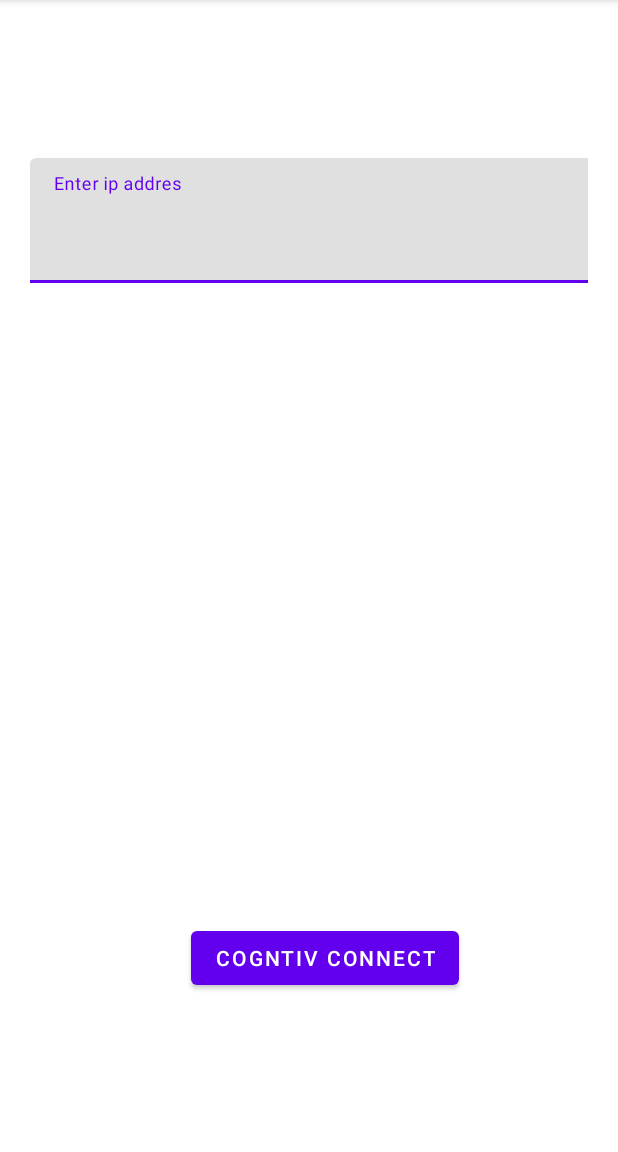
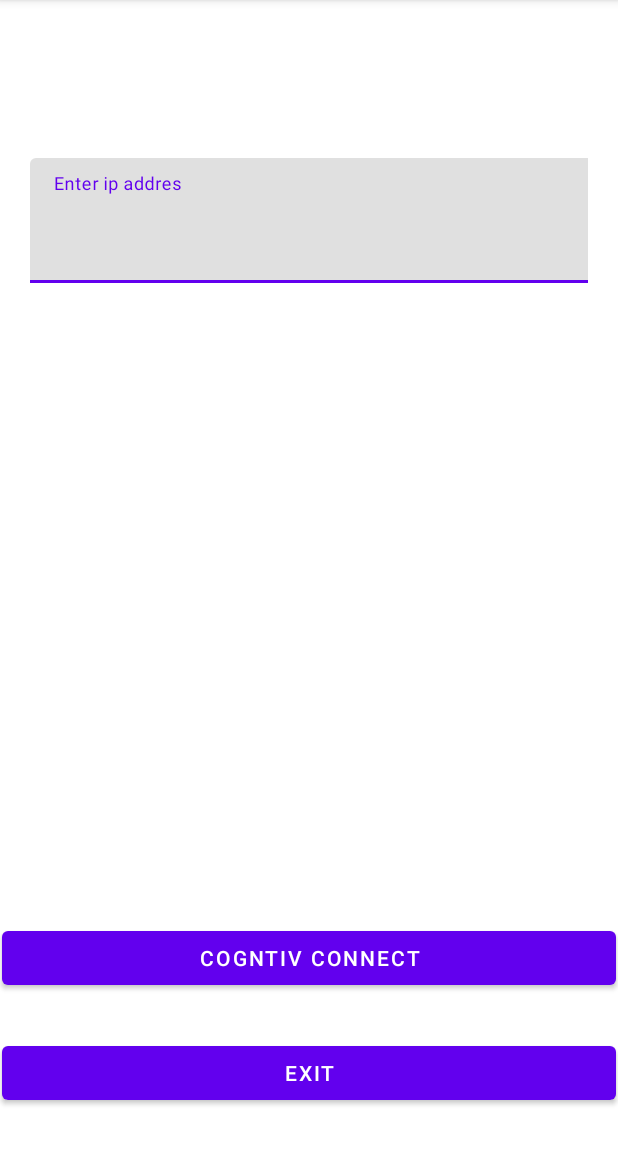
Before and after one commit to itayavisar/ClientServerAndroid, an Android app: the screen it shows after launch (MainActivity), on a phone screen of 412 x 824 dp, the part 84-1236 px from its top. Run offline under Robolectric (Android 15) with nearby library versions, the phone set to English and light mode, and no system bars.

```diff
--- a/Client/AndroidClient/app/src/main/java/com/example/cogntivclientv2/MainActivity.java
+++ b/Client/AndroidClient/app/src/main/java/com/example/cogntivclientv2/MainActivity.java
@@ -8,18 +8,33 @@ import android.view.View;
 import android.os.Bundle;
 
 public class MainActivity extends AppCompatActivity {
+    protected String ipAddressStr = null;
+    TextInputLayout ipAddressTxt = null;
     @Override
     protected void onCreate(Bundle savedInstanceState) {
         super.onCreate(savedInstanceState);
         setContentView(R.layout.activity_main);
-        Button connectBtn = (Button)findViewById(R.id.button); //TODO change id
-        TextInputLayout ipAddressTxt = (TextInputLayout)findViewById(R.id.textInputLayout);
+        Button connectBtn = (Button)findViewById(R.id.connect_button);
+        Button exitBtn = (Button)findViewById(R.id.exit_button);
+
+        ipAddressTxt = (TextInputLayout)findViewById(R.id.textInputLayout);
+
+        exitBtn.setOnClickListener(new View.OnClickListener()
+        {
+            @Override
+            public void onClick(View v)
+            {
+                finishAffinity();
+            }
+        });
+
         connectBtn.setOnClickListener(new View.OnClickListener()
         {
             @Override
             public void onClick(View v)
             {
                 String ipAddress = ipAddressTxt.getEditText().getText().toString();
+                ipAddressStr = ipAddress;
                 if (ipAddress.isEmpty()) {
                     ipAddressTxt.setHint("Invalid ip please try again");
                     return;
@@ -30,4 +45,24 @@ public class MainActivity extends AppCompatActivity {
             }
         });
     }
+
+    @Override
+    protected void onSaveInstanceState(Bundle outState)
+    {
+        System.out.println("[onSaveInstanceState] ipAddressStr = "+ipAddressStr);
+        super.onSaveInstanceState(outState);
+        String ipAddr = ipAddressTxt.getEditText().toString();
+        outState.putString("ipAddress", ipAddr);
+    }
+
+    @Override
+    protected void onRestoreInstanceState(Bundle savedInstanceState)
+    {
+        System.out.println("[onRestoreInstanceState]");
+        super.onRestoreInstanceState(savedInstanceState);
+        String ipAddr = savedInstanceState.getString("ipAddress");
+        System.out.println("[onRestoreInstanceState] ipAddressStr = "+ipAddressStr);
+        System.out.println("[onRestoreInstanceState] ipAddr = "+ipAddr);
+        ipAddressTxt.getEditText().setText(ipAddr);
+    }
 }
--- a/Client/AndroidClient/app/src/main/res/layout/activity_connected.xml
+++ b/Client/AndroidClient/app/src/main/res/layout/activity_connected.xml
@@ -23,6 +23,7 @@
         android:layout_width="wrap_content"
         android:layout_height="wrap_content"
         android:text="Data Acquisition Rate:"
+        android:textSize="30sp"
         app:layout_constraintBottom_toTopOf="@+id/disconnectBtn"
         app:layout_constraintEnd_toEndOf="parent"
         app:layout_constraintStart_toStartOf="parent"
@@ -32,6 +33,8 @@
         android:id="@+id/rateTxt"
         android:layout_width="wrap_content"
         android:layout_height="wrap_content"
+        android:textSize="30sp"
+        android:textStyle="bold"
         android:text="#Rate"
         app:layout_constraintBottom_toTopOf="@+id/disconnectBtn"
         app:layout_constraintEnd_toEndOf="parent"
--- a/Client/AndroidClient/app/src/main/res/layout/activity_main.xml
+++ b/Client/AndroidClient/app/src/main/res/layout/activity_main.xml
@@ -1,33 +1,42 @@
 <?xml version="1.0" encoding="utf-8"?>
-<androidx.constraintlayout.widget.ConstraintLayout
-    xmlns:android="http://schemas.android.com/apk/res/android"
+<androidx.constraintlayout.widget.ConstraintLayout xmlns:android="http://schemas.android.com/apk/res/android"
+    xmlns:app="http://schemas.android.com/apk/res-auto"
     xmlns:tools="http://schemas.android.com/tools"
-    xmlns:app="http://schemas.android.com/apk/res-auto"
     android:layout_width="match_parent"
     android:layout_height="match_parent"
     tools:context=".MainActivity">
 
     <Button
-        android:id="@+id/button"
-        android:layout_width="wrap_content"
+        android:id="@+id/connect_button"
+        android:layout_width="409dp"
         android:layout_height="wrap_content"
         android:layout_marginTop="64dp"
         android:text="Cogntiv Connect"
         app:layout_constraintBottom_toBottomOf="parent"
         app:layout_constraintEnd_toEndOf="parent"
-        app:layout_constraintHorizontal_bias="0.545"
+        app:layout_constraintHorizontal_bias="0.497"
         app:layout_constraintStart_toStartOf="parent"
         app:layout_constraintTop_toBottomOf="@+id/textInputLayout" />
+
+    <Button
+        android:id="@+id/exit_button"
+        android:layout_width="409dp"
+        android:layout_height="wrap_content"
+        android:text="Exit"
+        app:layout_constraintBottom_toBottomOf="parent"
+        app:layout_constraintEnd_toEndOf="parent"
+        app:layout_constraintStart_toStartOf="parent"
+        app:layout_constraintTop_toBottomOf="@+id/connect_button" />
 
     <com.google.android.material.textfield.TextInputLayout
         android:id="@+id/textInputLayout"
         android:layout_width="372dp"
         android:layout_height="84dp"
         android:layout_marginBottom="256dp"
-        app:layout_constraintBottom_toTopOf="@+id/button"
-        app:layout_constraintTop_toTopOf="parent"
+        app:layout_constraintBottom_toTopOf="@+id/connect_button"
         app:layout_constraintLeft_toLeftOf="parent"
-        app:layout_constraintRight_toRightOf="parent">
+        app:layout_constraintRight_toRightOf="parent"
+        app:layout_constraintTop_toTopOf="parent">
 
         <com.google.android.material.textfield.TextInputEditText
             android:layout_width="452dp"
```
Also changed, not shown: Client/AndroidClient/app/src/main/java/com/example/cogntivclientv2/ConnectedActivity.java (+72 -34 lines), Client/AndroidClient/app/src/main/java/com/example/cogntivclientv2/Statistics.java (added, +71 -0 lines).
